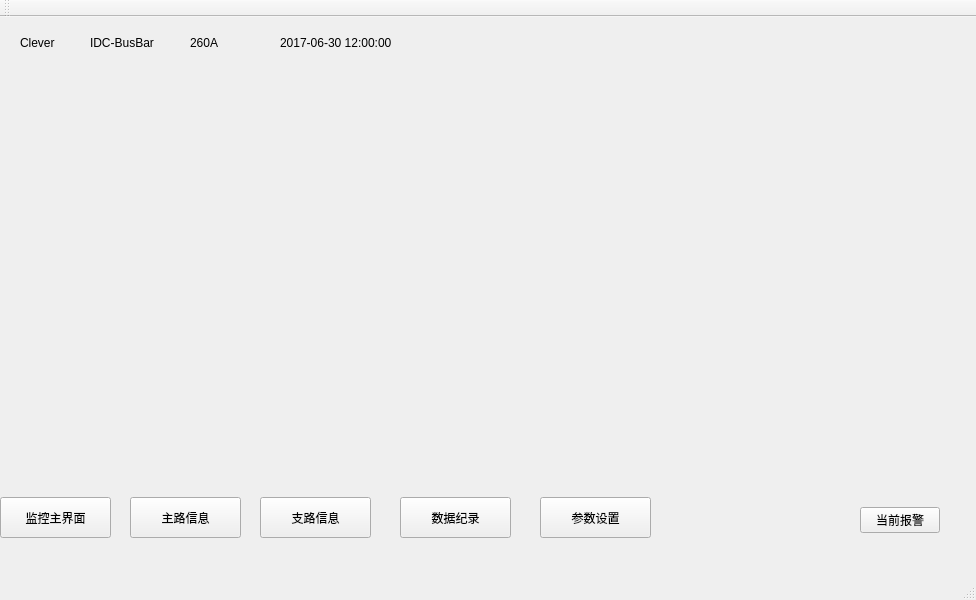
Old version of the form BusBar-Qt/mainwindow.ui in the repository luozhiyong131/BusBar.
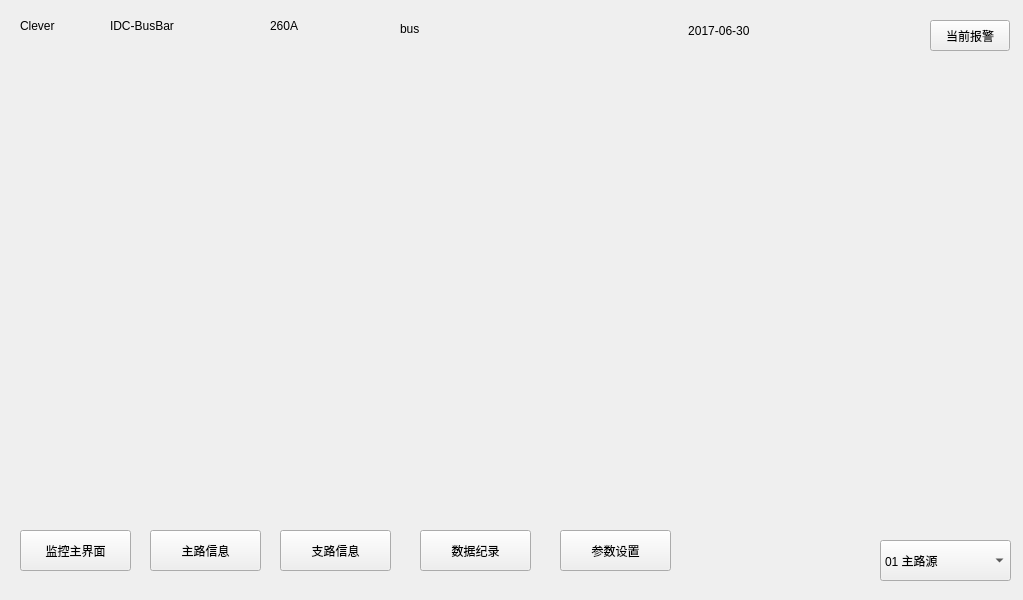
New version of the form.

```diff
--- a/BusBar-Qt/mainwindow.ui
+++ b/BusBar-Qt/mainwindow.ui
@@ -6,7 +6,7 @@
    <rect>
     <x>0</x>
     <y>0</y>
-    <width>976</width>
+    <width>1023</width>
     <height>600</height>
    </rect>
   </property>
@@ -17,8 +17,8 @@
    <widget class="QToolButton" name="branchBtn">
     <property name="geometry">
      <rect>
-      <x>260</x>
-      <y>480</y>
+      <x>280</x>
+      <y>530</y>
       <width>111</width>
       <height>41</height>
      </rect>
@@ -32,7 +32,7 @@
      <rect>
       <x>20</x>
       <y>10</y>
-      <width>51</width>
+      <width>81</width>
       <height>31</height>
      </rect>
     </property>
@@ -43,8 +43,8 @@
    <widget class="QToolButton" name="setBtn">
     <property name="geometry">
      <rect>
-      <x>540</x>
-      <y>480</y>
+      <x>560</x>
+      <y>530</y>
       <width>111</width>
       <height>41</height>
      </rect>
@@ -56,10 +56,10 @@
    <widget class="QPushButton" name="alarmBtn">
     <property name="geometry">
      <rect>
-      <x>860</x>
-      <y>490</y>
+      <x>930</x>
+      <y>20</y>
       <width>80</width>
-      <height>26</height>
+      <height>31</height>
      </rect>
     </property>
     <property name="text">
@@ -69,8 +69,8 @@
    <widget class="QToolButton" name="logBtn">
     <property name="geometry">
      <rect>
-      <x>400</x>
-      <y>480</y>
+      <x>420</x>
+      <y>530</y>
       <width>111</width>
       <height>41</height>
      </rect>
@@ -82,9 +82,9 @@
    <widget class="QLabel" name="nameLab">
     <property name="geometry">
      <rect>
-      <x>90</x>
+      <x>110</x>
       <y>10</y>
-      <width>81</width>
+      <width>141</width>
       <height>31</height>
      </rect>
     </property>
@@ -95,9 +95,9 @@
    <widget class="QLabel" name="ratedLab">
     <property name="geometry">
      <rect>
-      <x>190</x>
+      <x>270</x>
       <y>10</y>
-      <width>51</width>
+      <width>81</width>
       <height>31</height>
      </rect>
     </property>
@@ -108,10 +108,10 @@
    <widget class="QStackedWidget" name="stackedWid">
     <property name="geometry">
      <rect>
-      <x>10</x>
+      <x>0</x>
       <y>60</y>
-      <width>991</width>
-      <height>391</height>
+      <width>1021</width>
+      <height>451</height>
      </rect>
     </property>
     <property name="currentIndex">
@@ -121,8 +121,8 @@
    <widget class="QToolButton" name="homeBtn">
     <property name="geometry">
      <rect>
-      <x>0</x>
-      <y>480</y>
+      <x>20</x>
+      <y>530</y>
       <width>111</width>
       <height>41</height>
      </rect>
@@ -134,8 +134,8 @@
    <widget class="QToolButton" name="lineBtn">
     <property name="geometry">
      <rect>
-      <x>130</x>
-      <y>480</y>
+      <x>150</x>
+      <y>530</y>
       <width>111</width>
       <height>41</height>
      </rect>
@@ -147,36 +147,63 @@
    <widget class="QLabel" name="timeLab">
     <property name="geometry">
      <rect>
-      <x>280</x>
+      <x>560</x>
       <y>10</y>
-      <width>351</width>
-      <height>31</height>
+      <width>321</width>
+      <height>41</height>
      </rect>
     </property>
     <property name="text">
-     <string>2017-06-30 12:00:00</string>
+     <string>2017-06-30 </string>
     </property>
+    <property name="alignment">
+     <set>Qt::AlignCenter</set>
+    </property>
    </widget>
+   <widget class="QComboBox" name="comboBox">
+    <property name="geometry">
+     <rect>
+      <x>880</x>
+      <y>540</y>
+      <width>131</width>
+      <height>41</height>
+     </rect>
+    </property>
+    <item>
+     <property name="text">
+      <string>01 主路源</string>
+     </property>
+    </item>
+    <item>
+     <property name="text">
+      <string>02 主路源</string>
+     </property>
+    </item>
+    <item>
+     <property name="text">
+      <string>03 主路源</string>
+     </property>
+    </item>
+    <item>
+     <property name="text">
+      <string>04 主路源</string>
+     </property>
+    </item>
+   </widget>
+   <widget class="QLabel" name="busNameLab">
+    <property name="geometry">
+     <rect>
+      <x>400</x>
+      <y>20</y>
+      <width>101</width>
+      <height>17</height>
+     </rect>
+    </property>
+    <property name="text">
+     <string>bus</string>
+    </property>
+   </widget>
   </widget>
-  <widget class="QMenuBar" name="menuBar">
-   <property name="geometry">
-    <rect>
-     <x>0</x>
-     <y>0</y>
-     <width>976</width>
-     <height>28</height>
-    </rect>
-   </property>
-  </widget>
-  <widget class="QToolBar" name="mainToolBar">
-   <attribute name="toolBarArea">
-    <enum>TopToolBarArea</enum>
-   </attribute>
-   <attribute name="toolBarBreak">
-    <bool>false</bool>
-   </attribute>
-  </widget>
-  <widget class="QStatusBar" name="statusBar"/>
  </widget>
  <layoutdefault spacing="6" margin="11"/>
  <resources/>
```
